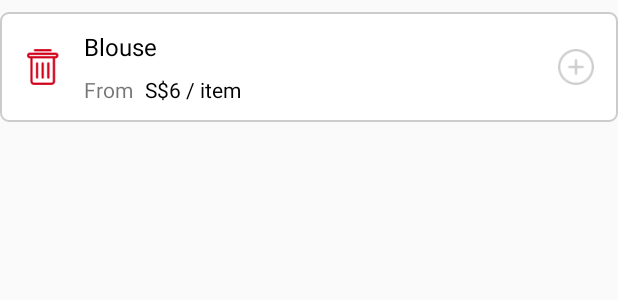
After one commit to tructran2359/spapp, an Android app: the layout layout_service_item.xml on its own in the app's theme, with its tools: preview values and no code run, on a phone screen of 412 x 824 dp. The commit adds this screen. Shown: the top 300 px of the screen. Run offline under Robolectric (Android 15) with nearby library versions, the phone set to English and light mode, and no system bars.

Commit message:
VMLSINPOW-85 - [ADD] Adapter for ServiceItem list

```diff
--- /dev/null
+++ b/SPApp/app/src/main/java/com/spgroup/spapp/extension/CommonExtension.kt
@@ -0,0 +1,3 @@
+package com.spgroup.spapp.extension
+
+fun Int.getFormatedItemPrice(unit: String) = "S$$this $unit"
--- /dev/null
+++ b/SPApp/app/src/main/res/drawable/bg_rec_rounded_white_solid_grey_stroke.xml
@@ -0,0 +1,20 @@
+<?xml version="1.0" encoding="utf-8"?>
+<shape
+    xmlns:android="http://schemas.android.com/apk/res/android"
+    android:shape="rectangle"
+    >
+
+    <solid
+        android:color="@color/color_ui06"
+        />
+
+    <stroke
+        android:color="@color/color_ui04"
+        android:width="@dimen/line_width"
+        />
+
+    <corners
+        android:radius="@dimen/common_radius"
+        />
+
+</shape>
--- /dev/null
+++ b/SPApp/app/src/main/res/layout/layout_service_item.xml
@@ -0,0 +1,72 @@
+<?xml version="1.0" encoding="utf-8"?>
+<RelativeLayout
+    xmlns:android="http://schemas.android.com/apk/res/android"
+    xmlns:tools="http://schemas.android.com/tools"
+    android:layout_width="match_parent"
+    android:layout_height="wrap_content"
+    android:background="@drawable/bg_rec_rounded_white_solid_grey_stroke"
+    android:layout_marginTop="@dimen/common_spacing_x2"
+    tools:ignore="MissingPrefix"
+    >
+
+    <ImageView
+        android:id="@+id/iv_delete"
+        android:layout_width="wrap_content"
+        android:layout_height="wrap_content"
+        android:src="@drawable/delete"
+        android:layout_centerVertical="true"
+        android:layout_marginLeft="@dimen/common_spacing_x4"
+        android:layout_marginRight="@dimen/common_spacing_x4"
+        />
+
+    <TextView
+        android:id="@+id/tv_name"
+        android:layout_width="wrap_content"
+        android:layout_height="wrap_content"
+        android:maxLines="1"
+        android:textSize="@dimen/text_size_h5"
+        android:textColor="@color/black"
+        android:text="Blouse"
+        android:layout_toRightOf="@+id/iv_delete"
+        android:layout_marginTop="@dimen/common_spacing_x3"
+        android:layout_marginBottom="@dimen/common_spacing_x2"
+        fontPath="@string/font_book"
+        />
+
+    <TextView
+        android:id="@+id/tv_from"
+        android:layout_width="wrap_content"
+        android:layout_height="wrap_content"
+        android:layout_toRightOf="@+id/iv_delete"
+        android:layout_below="@+id/tv_name"
+        android:layout_marginBottom="@dimen/common_spacing_x3"
+        android:layout_marginRight="@dimen/common_spacing_x2"
+        android:text="@string/from"
+        fontPath="@string/font_regular"
+        android:textSize="@dimen/text_size_caption"
+        />
+
+    <TextView
+        android:id="@+id/tv_price"
+        android:layout_width="wrap_content"
+        android:layout_height="wrap_content"
+        android:layout_toRightOf="@+id/tv_from"
+        android:layout_alignBaseline="@+id/tv_from"
+        android:textColor="@color/black"
+        android:textSize="@dimen/text_size_caption"
+        fontPath="@string/font_book"
+
+        android:text="S$6 / item"
+        />
+
+    <ImageView
+        android:id="@+id/iv_add"
+        android:layout_width="@dimen/common_icon_size"
+        android:layout_height="@dimen/common_icon_size"
+        android:src="@drawable/plus"
+        android:layout_alignParentRight="true"
+        android:layout_centerVertical="true"
+        android:layout_marginRight="@dimen/common_spacing_x4"
+        />
+
+</RelativeLayout>
--- a/SPApp/app/src/main/res/values/dimens.xml
+++ b/SPApp/app/src/main/res/values/dimens.xml
@@ -7,11 +7,18 @@
     <dimen name="common_spacing">4dp</dimen>
     <dimen name="common_spacing_x2">8dp</dimen>
     <dimen name="common_spacing_x3">12dp</dimen>
+    <dimen name="common_spacing_x4">16dp</dimen>
 
     <dimen name="common_icon_size">24dp</dimen>
 
     <dimen name="text_size_h1">28sp</dimen>
+    <dimen name="text_size_h5">16sp</dimen>
+    <dimen name="text_size_h6">14sp</dimen>
+
     <dimen name="text_size_menu">18sp</dimen>
+    <dimen name="text_size_caption">14sp</dimen>
+
+    <dimen name="line_width">1dp</dimen>
 
     <!--Partner Details Screen-->
     <dimen name="partner_detail_summary_section_height">70dp</dimen>
--- a/SPApp/app/src/main/res/values/strings.xml
+++ b/SPApp/app/src/main/res/values/strings.xml
@@ -7,4 +7,5 @@
     <string name="font_book">fonts/Geomanist-Book.ttf</string>
     <string name="font_medium">fonts/Geomanist-Medium.ttf</string>
     <string name="font_regular">fonts/Geomanist-Regular.ttf</string>
+    <string name="from">From</string>
 </resources>
```
Also changed, not shown: SPApp/app/src/main/java/com/spgroup/spapp/domain/model/Service.kt (added, +18 -0 lines), SPApp/app/src/main/java/com/spgroup/spapp/presentation/adapter/ServiceItemAdapter.kt (added, +59 -0 lines), SPApp/app/src/main/java/com/spgroup/spapp/presentation/fragment/CategoryFragment.kt (+16 -1 lines), SPApp/app/src/main/res/layout/fragment_category.xml (+4 -6 lines), SPApp/app/src/main/res/drawable-mdpi/delete.png (added), SPApp/app/src/main/res/drawable-mdpi/plus.png (added), SPApp/app/src/main/res/drawable-xhdpi/delete.png (added), SPApp/app/src/main/res/drawable-xhdpi/plus.png (added), SPApp/app/src/main/res/drawable-xxhdpi/delete.png (added), SPApp/app/src/main/res/drawable-xxhdpi/plus.png (added).
